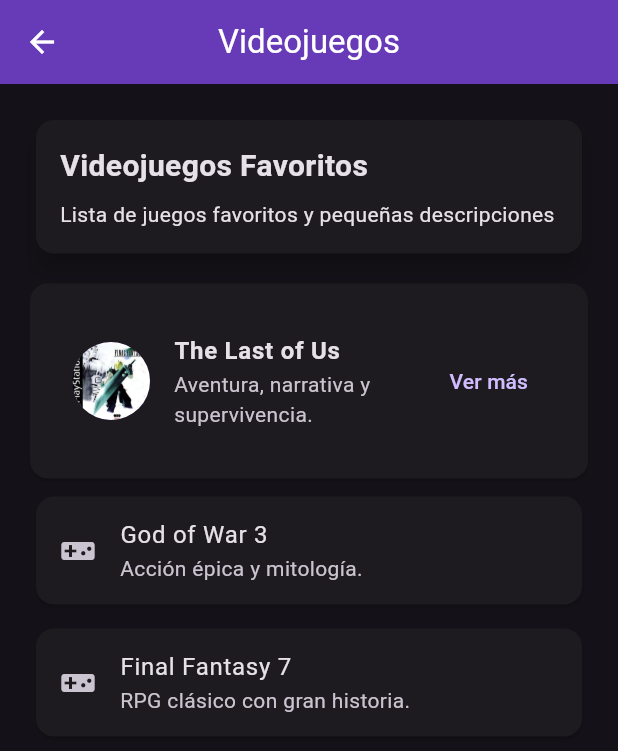
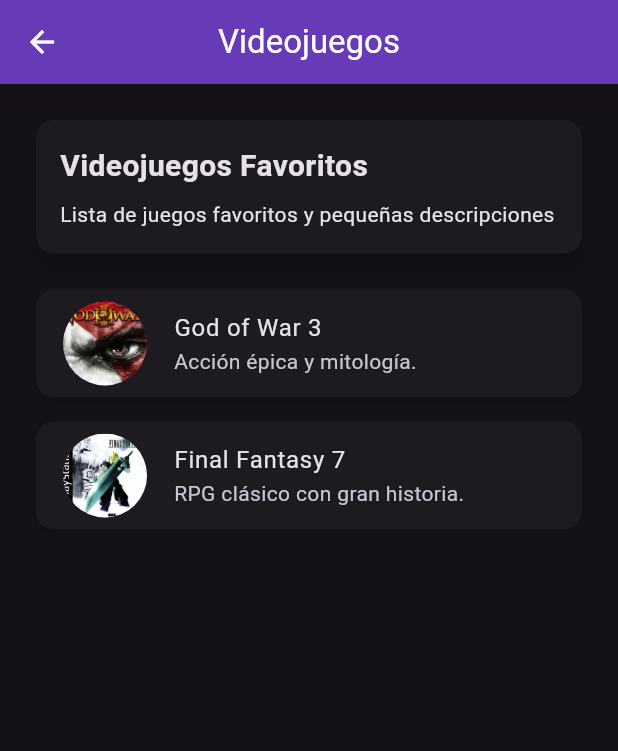
Before and after one commit to Ginosaurio04/flutter_application_portafolio2, a Flutter app: the VideojuegosScreen screen opened by its route, on a phone screen of 412 x 824 dp. Shown: the top 751 px of the screen. Run offline on Flutter 3.47's test engine with Material 3 defaults, Android fonts, the phone set to English and light mode, and no system bars.

Commit message:
otro arreglo

```diff
--- a/lib/screens/home_screen.dart
+++ b/lib/screens/home_screen.dart
@@ -139,7 +139,7 @@
                 // GitHub
                 ListTile(
                   leading: const Icon(
-                    Icons.alternate_email,
+                    Icons.gamepad,
                     color: Colors.purpleAccent,
                   ),
                   title: const Text('Videojuegos Favoritos'),
--- a/lib/screens/videojuegos_screen.dart
+++ b/lib/screens/videojuegos_screen.dart
@@ -37,66 +37,11 @@
 
           // Card with image for "The Last of Us" using CircleAvatar.backgroundImage
           Card(
-            margin: const EdgeInsets.only(bottom: 8),
-            shape: RoundedRectangleBorder(
-              borderRadius: BorderRadius.circular(12),
-            ),
             child: ListTile(
-              contentPadding: const EdgeInsets.symmetric(
-                horizontal: 28,
-                vertical: 25,
+              leading: const CircleAvatar(
+                radius: 30,
+                backgroundImage: AssetImage('assets/God of war 3.jpeg'),
               ),
-              leading: const CircleAvatar(
-                radius: 26,
-                backgroundImage: AssetImage('assets/ff7 boxart - Bing.jpeg'),
-              ),
-              title: const Text(
-                'The Last of Us',
-                style: TextStyle(fontSize: 16, fontWeight: FontWeight.bold),
-              ),
-              subtitle: const Text('Aventura, narrativa y supervivencia.'),
-              trailing: TextButton(
-                onPressed: () {
-                  showDialog(
-                    context: context,
-                    builder: (context) => AlertDialog(
-                      title: const Text('The Last of Us'),
-                      content: const Text(
-                        'The Last of Us es un juego de aventura y supervivencia con una historia emocional y personajes memorables.',
-                      ),
-                      actions: [
-                        TextButton(
-                          onPressed: () => Navigator.of(context).pop(),
-                          child: const Text('Cerrar'),
-                        ),
-                      ],
-                    ),
-                  );
-                },
-                child: const Text('Ver más'),
-              ),
-              onTap: () {
-                showDialog(
-                  context: context,
-                  builder: (context) => AlertDialog(
-                    title: const Text('The Last of Us'),
-                    content: const Text(
-                      'The Last of Us es un juego de aventura y supervivencia con una historia emocional y personajes memorables.',
-                    ),
-                    actions: [
-                      TextButton(
-                        onPressed: () => Navigator.of(context).pop(),
-                        child: const Text('Cerrar'),
-                      ),
-                    ],
-                  ),
-                );
-              },
-            ),
-          ),
-          Card(
-            child: ListTile(
-              leading: const Icon(Icons.videogame_asset),
               title: const Text('God of War 3'),
               subtitle: const Text('Acción épica y mitología.'),
             ),
@@ -104,7 +49,10 @@
           const SizedBox(height: 8),
           Card(
             child: ListTile(
-              leading: const Icon(Icons.videogame_asset),
+              leading: const CircleAvatar(
+                radius: 30,
+                backgroundImage: AssetImage('assets/ff7 boxart - Bing.jpeg'),
+              ),
               title: const Text('Final Fantasy 7'),
               subtitle: const Text('RPG clásico con gran historia.'),
             ),
```
